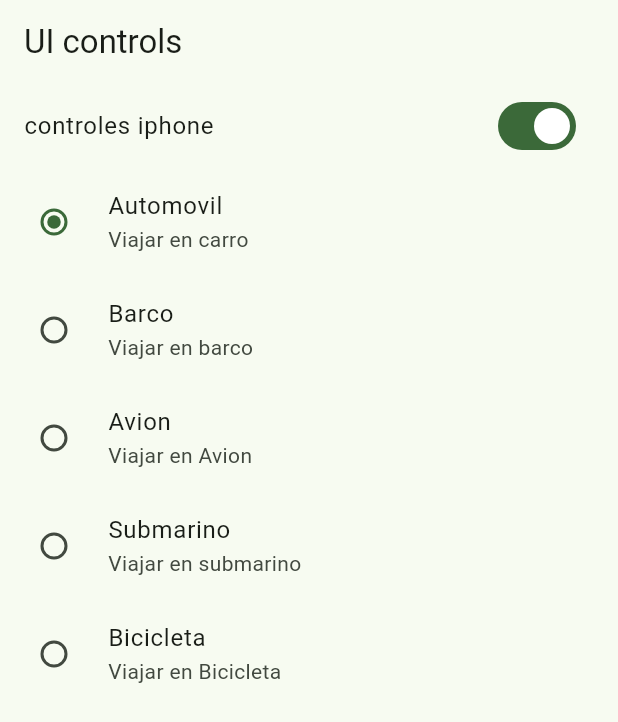
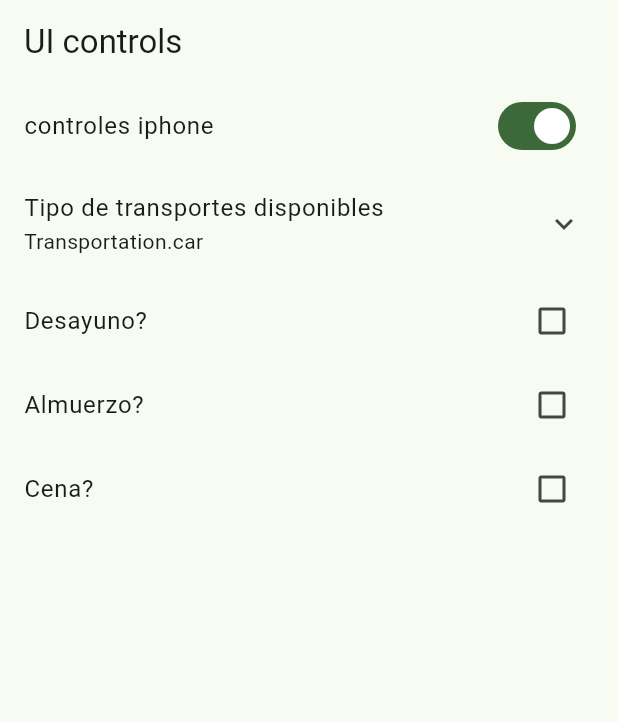
Before and after one commit to EdwinBikes/witgets_app, a Flutter app: the UiControlsScreen screen opened by its route, on a phone screen of 412 x 824 dp. Shown: the top 722 px of the screen. Run offline on Flutter 3.47's test engine with Material 2 defaults, Android fonts, the phone set to English and light mode, and no system bars; our stand-ins replace go_router.

Commit message:
ui screens terminated

```diff
--- a/lib/presentation/screens/ui_controls/ui_controls_screen.dart
+++ b/lib/presentation/screens/ui_controls/ui_controls_screen.dart
@@ -30,6 +30,10 @@ enum Transportation { car, plane, boat, submarine, bike }
 
 class _UiControlsViewState extends State<_UiControlsView> {
   bool isDeveloper = true;
+  bool wantsBreakfast = false;
+  bool wantsLunch = false;
+  bool wantsDinner = false;
+
   Transportation selectedTransportation = Transportation.car;
   @override
   Widget build(BuildContext context) {
@@ -40,6 +44,11 @@ class _UiControlsViewState extends State<_UiControlsView> {
           onChanged: (value) => setState(() {
                 isDeveloper = !isDeveloper;
               })),
+      //todos los siguientes radiolist se pueden agrupar creando un nuevo widget
+      ExpansionTile(
+        title: const Text('Tipo de transportes disponibles'),
+        subtitle: Text('$selectedTransportation'),
+        children: [
           RadioListTile(
               title: const Text('Automovil'),
               subtitle: const Text('Viajar en carro'),
@@ -55,7 +64,8 @@ class _UiControlsViewState extends State<_UiControlsView> {
               groupValue: selectedTransportation,
               onChanged: (value) => setState(() {
                     selectedTransportation = Transportation.boat;
-              })),RadioListTile(
+                  })),
+          RadioListTile(
               title: const Text('Avion'),
               subtitle: const Text('Viajar en Avion'),
               value: Transportation.plane,
@@ -63,13 +73,15 @@ class _UiControlsViewState extends State<_UiControlsView> {
               onChanged: (value) => setState(() {
                     selectedTransportation = Transportation.plane;
                   })),
-              RadioListTile(title: const Text('Submarino'),
+          RadioListTile(
+              title: const Text('Submarino'),
               subtitle: const Text('Viajar en submarino'),
               value: Transportation.submarine,
               groupValue: selectedTransportation,
               onChanged: (value) => setState(() {
                     selectedTransportation = Transportation.submarine;
-              })),RadioListTile(
+                  })),
+          RadioListTile(
               title: const Text('Bicicleta'),
               subtitle: const Text('Viajar en Bicicleta'),
               value: Transportation.bike,
@@ -77,7 +89,26 @@ class _UiControlsViewState extends State<_UiControlsView> {
               onChanged: (value) => setState(() {
                     selectedTransportation = Transportation.bike;
                   }))
-
+        ],
+      ),
+      CheckboxListTile(
+          title: const Text('Desayuno?'),
+          value: wantsLunch,
+          onChanged: ((value) => setState(() {
+                wantsLunch = !wantsLunch;
+              }))),
+      CheckboxListTile(
+          title: const Text('Almuerzo?'),
+          value: wantsBreakfast,
+          onChanged: ((value) => setState(() {
+                wantsBreakfast = !wantsBreakfast;
+              }))),
+      CheckboxListTile(
+          title: const Text('Cena?'),
+          value: wantsDinner,
+          onChanged: ((value) => setState(() {
+                wantsDinner = wantsDinner;
+              })))
     ]);
   }
 }
```
Lines whose indentation alone changed are shown as unchanged.
